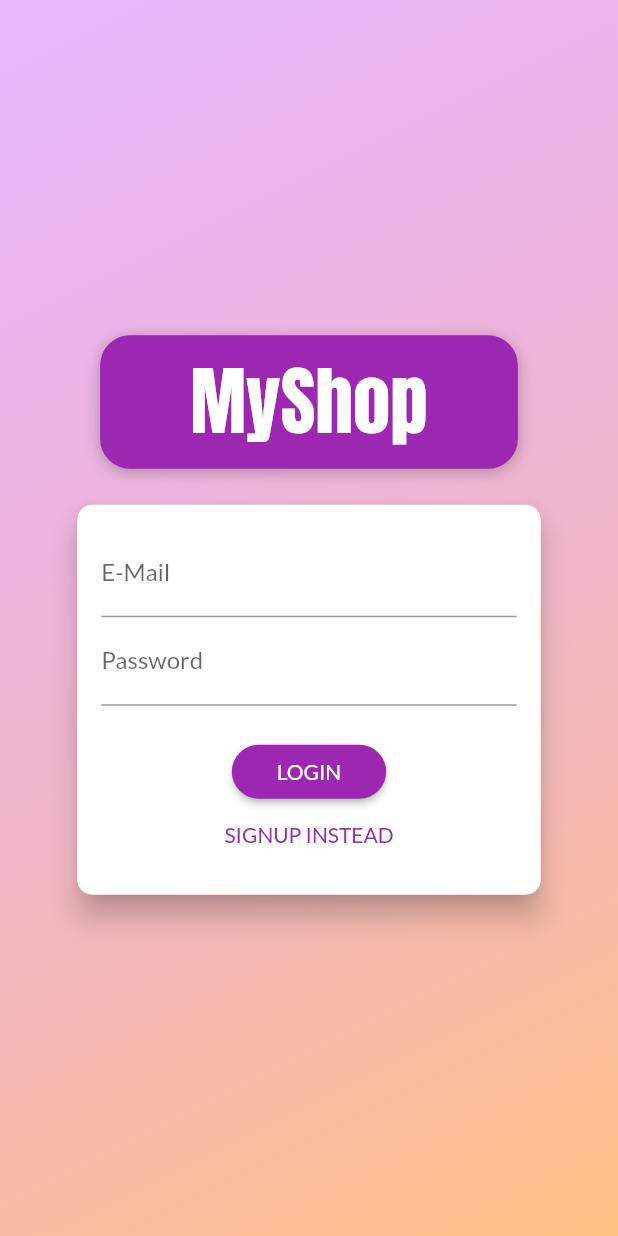
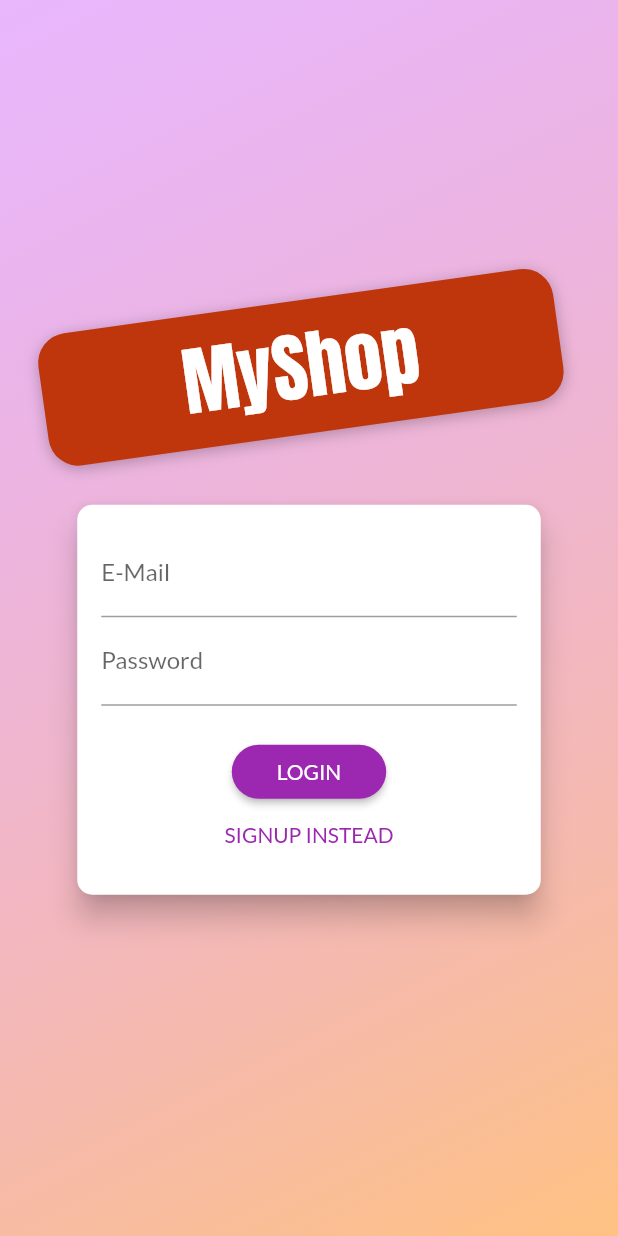
Before and after one commit to refaee94/Shop_App, a Flutter app: the screen it shows after launch, on a phone screen of 412 x 824 dp. Run offline on Flutter 3.47's test engine with Material 2 defaults, Android fonts, the phone set to English and light mode, and no system bars; our stand-ins replace shared_preferences.

```diff
--- a/lib/screens/auth_screen.dart
+++ b/lib/screens/auth_screen.dart
@@ -1,3 +1,4 @@
+import 'dart:math';
 
 import 'package:flutter/material.dart';
 import 'package:provider/provider.dart';
@@ -44,13 +45,13 @@ class AuthScreen extends StatelessWidget {
                     child: Container(
                       margin: EdgeInsets.only(bottom: 20.0),
                       padding:
-                          EdgeInsets.symmetric(vertical: 8.0, horizontal: 60),
-                      // transform: Matrix4.rotationZ(-8 * pi / 180)
-                      //   ..translate(-10.0),
+                          EdgeInsets.symmetric(vertical: 8.0, horizontal: 94.0),
+                      transform: Matrix4.rotationZ(-8 * pi / 180)
+                        ..translate(-10.0),
                       // ..translate(-10.0),
                       decoration: BoxDecoration(
                         borderRadius: BorderRadius.circular(20),
-                        color: Colors.purple,
+                        color: Colors.deepOrange.shade900,
                         boxShadow: [
                           BoxShadow(
                             blurRadius: 8,
@@ -93,7 +94,8 @@ class AuthCard extends StatefulWidget {
   _AuthCardState createState() => _AuthCardState();
 }
 
-class _AuthCardState extends State<AuthCard> {
+class _AuthCardState extends State<AuthCard>
+    with SingleTickerProviderStateMixin {
   final GlobalKey<FormState> _formKey = GlobalKey();
   AuthMode _authMode = AuthMode.Login;
   Map<String, String> _authData = {
@@ -102,6 +104,42 @@ class _AuthCardState extends State<AuthCard> {
   };
   var _isLoading = false;
   final _passwordController = TextEditingController();
+  AnimationController _controller;
+  Animation<Offset> _slideAnimation;
+  Animation<double> _opacityAnimation;
+
+  @override
+  void initState() {
+    super.initState();
+    _controller = AnimationController(
+      vsync: this,
+      duration: Duration(
+        milliseconds: 300,
+      ),
+    );
+    _slideAnimation = Tween<Offset>(
+      begin: Offset(0, -1.5),
+      end: Offset(0, 0),
+    ).animate(
+      CurvedAnimation(
+        parent: _controller,
+        curve: Curves.fastOutSlowIn,
+      ),
+    );
+    _opacityAnimation = Tween(begin: 0.0, end: 1.0).animate(
+      CurvedAnimation(
+        parent: _controller,
+        curve: Curves.easeIn,
+      ),
+    );
+    // _heightAnimation.addListener(() => setState(() {}));
+  }
+
+  @override
+  void dispose() {
+    super.dispose();
+    _controller.dispose();
+  }
 
   void _showErrorDialog(String message) {
     showDialog(
@@ -174,10 +212,12 @@ class _AuthCardState extends State<AuthCard> {
       setState(() {
         _authMode = AuthMode.Signup;
       });
+      _controller.forward();
     } else {
       setState(() {
         _authMode = AuthMode.Login;
       });
+      _controller.reverse();
     }
   }
 
@@ -189,8 +229,11 @@ class _AuthCardState extends State<AuthCard> {
         borderRadius: BorderRadius.circular(10.0),
       ),
       elevation: 8.0,
-      child: Container(
+      child: AnimatedContainer(
+        duration: Duration(milliseconds: 300),
+        curve: Curves.easeIn,
         height: _authMode == AuthMode.Signup ? 320 : 260,
+        // height: _heightAnimation.value.height,
         constraints:
             BoxConstraints(minHeight: _authMode == AuthMode.Signup ? 320 : 260),
         width: deviceSize.width * 0.75,
@@ -206,8 +249,7 @@ class _AuthCardState extends State<AuthCard> {
                   validator: (value) {
                     if (value.isEmpty || !value.contains('@')) {
                       return 'Invalid email!';
-                    }
-                    return null;
+                    }return null;
                   },
                   onSaved: (value) {
                     _authData['email'] = value;
@@ -220,26 +262,38 @@ class _AuthCardState extends State<AuthCard> {
                   validator: (value) {
                     if (value.isEmpty || value.length < 5) {
                       return 'Password is too short!';
-                    }                    return null;
-
+                    }return null;
                   },
                   onSaved: (value) {
                     _authData['password'] = value;
                   },
                 ),
-                if (_authMode == AuthMode.Signup)
-                  TextFormField(
+                AnimatedContainer(
+                  constraints: BoxConstraints(
+                    minHeight: _authMode == AuthMode.Signup ? 60 : 0,
+                    maxHeight: _authMode == AuthMode.Signup ? 120 : 0,
+                  ),
+                  duration: Duration(milliseconds: 300),
+                  curve: Curves.easeIn,
+                  child: FadeTransition(
+                    opacity: _opacityAnimation,
+                    child: SlideTransition(
+                      position: _slideAnimation,
+                      child: TextFormField(
                         enabled: _authMode == AuthMode.Signup,
-                    decoration: InputDecoration(labelText: 'Confirm Password'),
+                        decoration:
+                            InputDecoration(labelText: 'Confirm Password'),
                         obscureText: true,
                         validator: _authMode == AuthMode.Signup
                             ? (value) {
                                 if (value != _passwordController.text) {
                                   return 'Passwords do not match!';
-                            }                    return null;
-
+                                }return null;
                               }
                             : null,
+                      ),
+                    ),
+                  ),
                 ),
                 SizedBox(
                   height: 20,
--- a/pubspec.yaml
+++ b/pubspec.yaml
@@ -45,8 +45,8 @@ flutter:
   uses-material-design: true
 
   # To add assets to your application, add an assets section, like this:
-  # assets:
-  #  - images/a_dot_burr.jpeg
+  assets:
+   - assets/images/product-placeholder.png
   #  - images/a_dot_ham.jpeg
 
   # An image asset can refer to one or more resolution-specific "variants", see
```
Also changed, not shown: lib/screens/product_detail_screen.dart (+16 -14 lines), lib/widgets/order_item.dart (+9 -4 lines), lib/widgets/product_item.dart (+7 -2 lines), assets/images/product-placeholder.png (added). Lines whose indentation alone changed are shown as unchanged.
